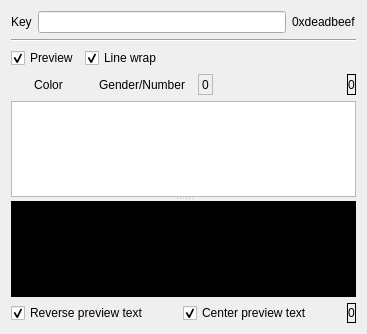
Above: editstringcell.ui from kambala-decapitator/QTblEditor before the change. Below: the same form after it.
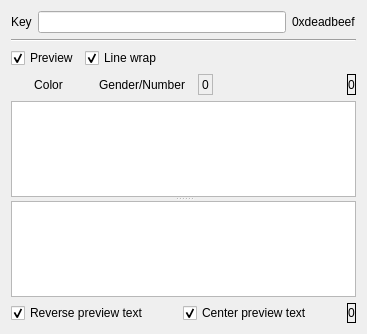
That is the form after the change.

Commit message: don't break style of scrollbars in string preview

```diff
--- a/editstringcell.ui
+++ b/editstringcell.ui
@@ -283,9 +283,6 @@
       <property name="autoFillBackground">
        <bool>false</bool>
       </property>
-      <property name="styleSheet">
-       <string notr="true">background-color: rgb(0, 0, 0);</string>
-      </property>
       <property name="readOnly">
        <bool>true</bool>
       </property>
```
The commit also changes 1 other file.
